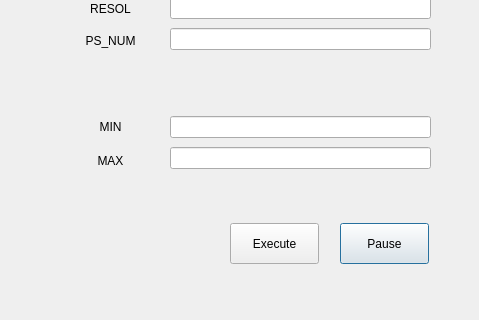
First picture: the form in chartthemes/setting.ui, repository helloclass/TermProjectGUI, before the edit; both pictures show x 0 to 479 and y 287 to 607 of the 479 by 607 pixel window.
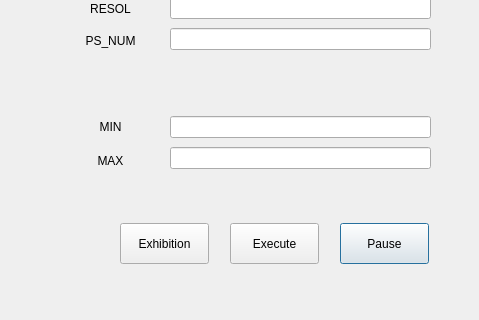
Second picture: the form after the edit.

Patch:
```diff
--- a/chartthemes/setting.ui
+++ b/chartthemes/setting.ui
@@ -229,7 +229,7 @@
     <string>Execute</string>
    </property>
   </widget>
-  <widget class="QWidget" name="">
+  <widget class="QWidget" name="layoutWidget">
    <property name="geometry">
     <rect>
      <x>60</x>
@@ -274,7 +274,7 @@
     </item>
    </layout>
   </widget>
-  <widget class="QWidget" name="">
+  <widget class="QWidget" name="layoutWidget">
    <property name="geometry">
     <rect>
      <x>170</x>
@@ -295,6 +295,19 @@
     </item>
    </layout>
   </widget>
+  <widget class="QPushButton" name="pushButton_3">
+   <property name="geometry">
+    <rect>
+     <x>120</x>
+     <y>510</y>
+     <width>89</width>
+     <height>41</height>
+    </rect>
+   </property>
+   <property name="text">
+    <string>Exhibition</string>
+   </property>
+  </widget>
  </widget>
  <resources/>
  <connections/>
```
Left out of the diff: 12 changed lines with no effect on the pictures.
